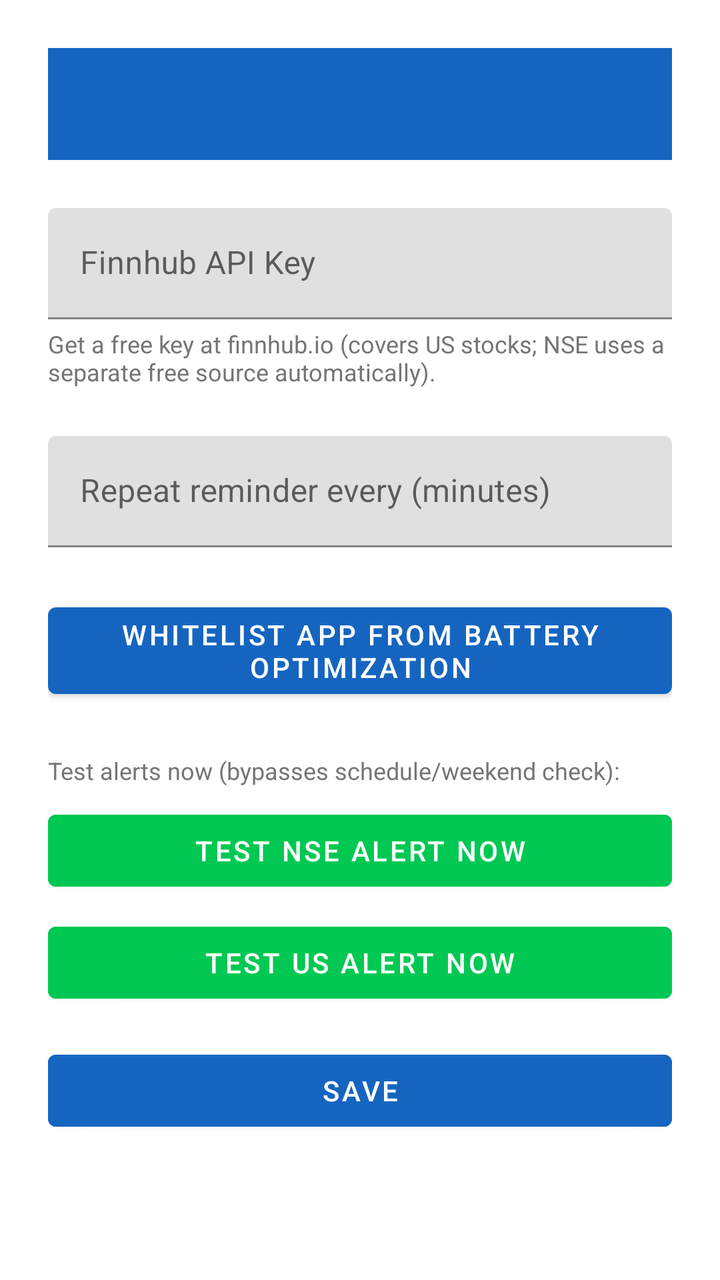
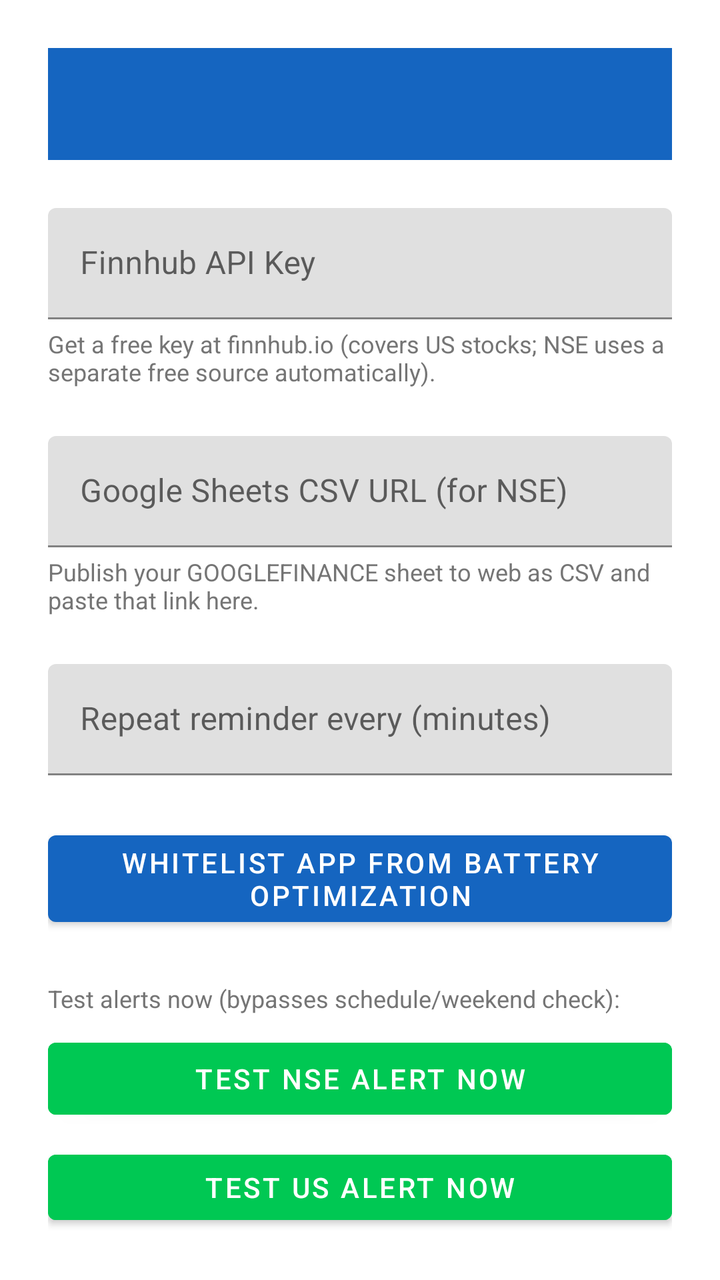

Two renders of the same Android screen: before a commit and after it. Below are the layout's source before the change and the commit's diff.
<!-- AndroidManifest.xml: application theme Theme.StockAlerts -->
<!-- res/layout/activity_settings.xml -->
<?xml version="1.0" encoding="utf-8"?>
<LinearLayout xmlns:android="http://schemas.android.com/apk/res/android"
    xmlns:app="http://schemas.android.com/apk/res-auto"
    android:layout_width="match_parent"
    android:layout_height="match_parent"
    android:orientation="vertical"
    android:padding="24dp">

    <androidx.appcompat.widget.Toolbar
        android:id="@+id/toolbar"
        android:layout_width="match_parent"
        android:layout_height="?attr/actionBarSize"
        android:background="@color/primary"
        app:titleTextColor="#FFFFFF"
        android:layout_marginBottom="24dp" />

    <com.google.android.material.textfield.TextInputLayout
        android:layout_width="match_parent"
        android:layout_height="wrap_content">
        <com.google.android.material.textfield.TextInputEditText
            android:id="@+id/apiKeyInput"
            android:layout_width="match_parent"
            android:layout_height="wrap_content"
            android:hint="@string/finnhub_key_hint"
            android:inputType="textPassword" />
    </com.google.android.material.textfield.TextInputLayout>

    <TextView
        android:layout_width="wrap_content"
        android:layout_height="wrap_content"
        android:text="Get a free key at finnhub.io (covers US stocks; NSE uses a separate free source automatically)."
        android:textSize="12sp"
        android:textColor="@color/text_secondary"
        android:layout_marginTop="4dp" />

    <com.google.android.material.textfield.TextInputLayout
        android:layout_width="match_parent"
        android:layout_height="wrap_content"
        android:layout_marginTop="24dp">
        <com.google.android.material.textfield.TextInputEditText
            android:id="@+id/repeatIntervalInput"
            android:layout_width="match_parent"
            android:layout_height="wrap_content"
            android:hint="@string/repeat_interval_hint"
            android:inputType="number" />
    </com.google.android.material.textfield.TextInputLayout>

    <Button
        android:id="@+id/batteryOptButton"
        android:layout_width="match_parent"
        android:layout_height="wrap_content"
        android:layout_marginTop="24dp"
        android:text="Whitelist app from battery optimization" />

    <TextView
        android:layout_width="wrap_content"
        android:layout_height="wrap_content"
        android:text="Test alerts now (bypasses schedule/weekend check):"
        android:textSize="12sp"
        android:textColor="@color/text_secondary"
        android:layout_marginTop="24dp" />

    <Button
        android:id="@+id/testNseButton"
        android:layout_width="match_parent"
        android:layout_height="wrap_content"
        android:layout_marginTop="8dp"
        android:text="Test NSE alert now"
        android:backgroundTint="@color/accent" />

    <Button
        android:id="@+id/testUsButton"
        android:layout_width="match_parent"
        android:layout_height="wrap_content"
        android:layout_marginTop="8dp"
        android:text="Test US alert now"
        android:backgroundTint="@color/accent" />

    <Button
        android:id="@+id/saveButton"
        android:layout_width="match_parent"
        android:layout_height="wrap_content"
        android:layout_marginTop="16dp"
        android:text="@string/save"
        android:backgroundTint="@color/primary" />

</LinearLayout>
<!-- resources referenced by this layout -->
<resources>
  <color name="accent">#00C853</color>
  <color name="primary">#1565C0</color>
  <color name="text_secondary">#757575</color>
  <string name="finnhub_key_hint">Finnhub API Key</string>
  <string name="repeat_interval_hint">Repeat reminder every (minutes)</string>
  <string name="save">Save</string>
  <style name="Theme.StockAlerts" parent="Theme.MaterialComponents.DayNight.NoActionBar">
          <item name="colorPrimary">@color/primary</item>
          <item name="colorPrimaryDark">@color/primary_dark</item>
          <item name="colorAccent">@color/accent</item>
          <item name="android:windowBackground">@color/background</item>
      </style>
  <color name="primary_dark">#0D47A1</color>
  <color name="background">#FFFFFF</color>
</resources>

<!-- the commit's change to res/layout/activity_settings.xml (unified diff, before → after) -->
@@ -29,6 +29,26 @@
         android:layout_width="wrap_content"
         android:layout_height="wrap_content"
         android:text="Get a free key at finnhub.io (covers US stocks; NSE uses a separate free source automatically)."
+        android:textSize="12sp"
+        android:textColor="@color/text_secondary"
+        android:layout_marginTop="4dp" />
+
+    <com.google.android.material.textfield.TextInputLayout
+        android:layout_width="match_parent"
+        android:layout_height="wrap_content"
+        android:layout_marginTop="24dp">
+        <com.google.android.material.textfield.TextInputEditText
+            android:id="@+id/gsheetsUrlInput"
+            android:layout_width="match_parent"
+            android:layout_height="wrap_content"
+            android:hint="Google Sheets CSV URL (for NSE)"
+            android:inputType="textUri" />
+    </com.google.android.material.textfield.TextInputLayout>
+
+    <TextView
+        android:layout_width="wrap_content"
+        android:layout_height="wrap_content"
+        android:text="Publish your GOOGLEFINANCE sheet to web as CSV and paste that link here."
         android:textSize="12sp"
         android:textColor="@color/text_secondary"
         android:layout_marginTop="4dp" />
